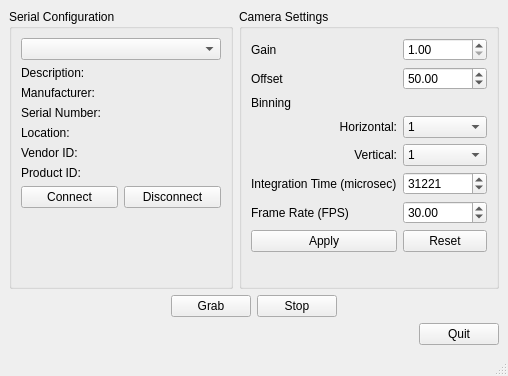
This is mainwindow.ui in woodykang/CCD-Control as Qt 5 draws it before an edit. The edited form follows.
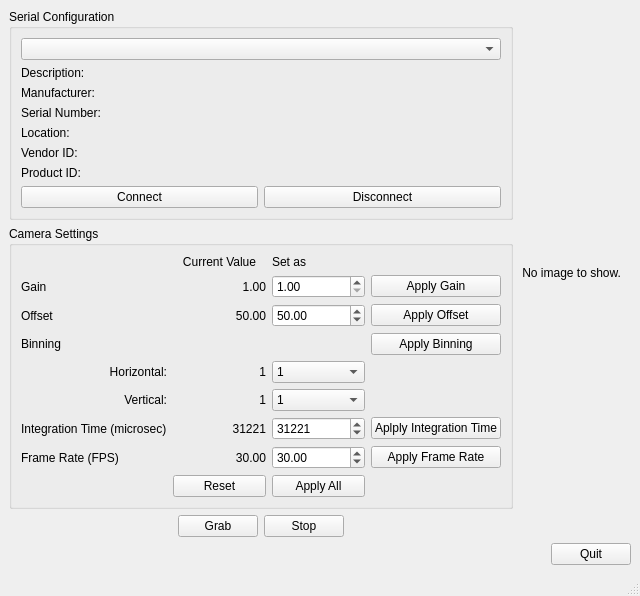
This is the edited form.

The edit to the form file:
```diff
--- a/mainwindow.ui
+++ b/mainwindow.ui
@@ -6,8 +6,8 @@
    <rect>
     <x>0</x>
     <y>0</y>
-    <width>508</width>
-    <height>376</height>
+    <width>640</width>
+    <height>595</height>
    </rect>
   </property>
   <property name="windowTitle">
@@ -15,7 +15,346 @@
   </property>
   <widget class="QWidget" name="centralwidget">
    <layout class="QGridLayout" name="gridLayout_2">
-    <item row="1" column="0" colspan="2">
+    <item row="3" column="0" colspan="3">
+     <layout class="QGridLayout" name="gridLayout_6">
+      <item row="0" column="1">
+       <widget class="QPushButton" name="btnQuit">
+        <property name="text">
+         <string>Quit</string>
+        </property>
+       </widget>
+      </item>
+      <item row="0" column="0">
+       <spacer name="horizontalSpacer_3">
+        <property name="orientation">
+         <enum>Qt::Horizontal</enum>
+        </property>
+        <property name="sizeHint" stdset="0">
+         <size>
+          <width>40</width>
+          <height>20</height>
+         </size>
+        </property>
+       </spacer>
+      </item>
+     </layout>
+    </item>
+    <item row="1" column="0">
+     <widget class="QGroupBox" name="groupBoxSettings">
+      <property name="title">
+       <string>Camera Settings</string>
+      </property>
+      <layout class="QGridLayout" name="gridLayout">
+       <item row="6" column="1">
+        <widget class="QLabel" name="currentVBin">
+         <property name="text">
+          <string>1</string>
+         </property>
+         <property name="alignment">
+          <set>Qt::AlignRight|Qt::AlignTrailing|Qt::AlignVCenter</set>
+         </property>
+        </widget>
+       </item>
+       <item row="6" column="0">
+        <widget class="QLabel" name="labelBinningV">
+         <property name="text">
+          <string>Vertical:</string>
+         </property>
+         <property name="alignment">
+          <set>Qt::AlignRight|Qt::AlignTrailing|Qt::AlignVCenter</set>
+         </property>
+        </widget>
+       </item>
+       <item row="8" column="1">
+        <widget class="QLabel" name="currentFrameRate">
+         <property name="text">
+          <string>30.00</string>
+         </property>
+         <property name="alignment">
+          <set>Qt::AlignRight|Qt::AlignTrailing|Qt::AlignVCenter</set>
+         </property>
+        </widget>
+       </item>
+       <item row="1" column="3">
+        <widget class="QPushButton" name="btnApplyGain">
+         <property name="text">
+          <string>Apply Gain</string>
+         </property>
+        </widget>
+       </item>
+       <item row="0" column="1">
+        <widget class="QLabel" name="currentValue">
+         <property name="text">
+          <string>Current Value</string>
+         </property>
+         <property name="alignment">
+          <set>Qt::AlignCenter</set>
+         </property>
+        </widget>
+       </item>
+       <item row="10" column="0">
+        <spacer name="verticalSpacer">
+         <property name="orientation">
+          <enum>Qt::Vertical</enum>
+         </property>
+         <property name="sizeHint" stdset="0">
+          <size>
+           <width>20</width>
+           <height>40</height>
+          </size>
+         </property>
+        </spacer>
+       </item>
+       <item row="8" column="3">
+        <widget class="QPushButton" name="btnApplyFrameRate">
+         <property name="text">
+          <string>Apply Frame Rate</string>
+         </property>
+        </widget>
+       </item>
+       <item row="6" column="2">
+        <widget class="QComboBox" name="inputVBin">
+         <item>
+          <property name="text">
+           <string>1</string>
+          </property>
+         </item>
+         <item>
+          <property name="text">
+           <string>2</string>
+          </property>
+         </item>
+         <item>
+          <property name="text">
+           <string>4</string>
+          </property>
+         </item>
+         <item>
+          <property name="text">
+           <string>8</string>
+          </property>
+         </item>
+        </widget>
+       </item>
+       <item row="9" column="2">
+        <widget class="QPushButton" name="btnApplyAll">
+         <property name="text">
+          <string>Apply All</string>
+         </property>
+        </widget>
+       </item>
+       <item row="1" column="1">
+        <widget class="QLabel" name="currentGain">
+         <property name="text">
+          <string>1.00</string>
+         </property>
+         <property name="alignment">
+          <set>Qt::AlignRight|Qt::AlignTrailing|Qt::AlignVCenter</set>
+         </property>
+        </widget>
+       </item>
+       <item row="5" column="1">
+        <widget class="QLabel" name="currentHBin">
+         <property name="text">
+          <string>1</string>
+         </property>
+         <property name="alignment">
+          <set>Qt::AlignRight|Qt::AlignTrailing|Qt::AlignVCenter</set>
+         </property>
+        </widget>
+       </item>
+       <item row="5" column="0">
+        <widget class="QLabel" name="labelBinningH">
+         <property name="layoutDirection">
+          <enum>Qt::LeftToRight</enum>
+         </property>
+         <property name="text">
+          <string>Horizontal:</string>
+         </property>
+         <property name="alignment">
+          <set>Qt::AlignRight|Qt::AlignTrailing|Qt::AlignVCenter</set>
+         </property>
+        </widget>
+       </item>
+       <item row="7" column="0">
+        <widget class="QLabel" name="labelIntegTime">
+         <property name="text">
+          <string>Integration Time (microsec)</string>
+         </property>
+        </widget>
+       </item>
+       <item row="0" column="2">
+        <widget class="QLabel" name="inputValue">
+         <property name="text">
+          <string>Set as</string>
+         </property>
+        </widget>
+       </item>
+       <item row="4" column="0">
+        <widget class="QLabel" name="labelBinning">
+         <property name="text">
+          <string>Binning</string>
+         </property>
+        </widget>
+       </item>
+       <item row="2" column="0">
+        <widget class="QLabel" name="labelOffset">
+         <property name="text">
+          <string>Offset</string>
+         </property>
+        </widget>
+       </item>
+       <item row="8" column="0">
+        <widget class="QLabel" name="labelFrameRate">
+         <property name="text">
+          <string>Frame Rate (FPS)</string>
+         </property>
+        </widget>
+       </item>
+       <item row="9" column="1">
+        <widget class="QPushButton" name="btnReset">
+         <property name="text">
+          <string>Reset</string>
+         </property>
+        </widget>
+       </item>
+       <item row="1" column="2">
+        <widget class="QDoubleSpinBox" name="inputGain">
+         <property name="minimum">
+          <double>1.000000000000000</double>
+         </property>
+         <property name="maximum">
+          <double>10.000000000000000</double>
+         </property>
+         <property name="singleStep">
+          <double>0.100000000000000</double>
+         </property>
+        </widget>
+       </item>
+       <item row="7" column="2">
+        <widget class="QSpinBox" name="inputIntegTime">
+         <property name="minimum">
+          <number>5</number>
+         </property>
+         <property name="maximum">
+          <number>1000000</number>
+         </property>
+         <property name="value">
+          <number>31221</number>
+         </property>
+         <property name="displayIntegerBase">
+          <number>10</number>
+         </property>
+        </widget>
+       </item>
+       <item row="8" column="2">
+        <widget class="QDoubleSpinBox" name="inputFrameRate">
+         <property name="minimum">
+          <double>1.000000000000000</double>
+         </property>
+         <property name="maximum">
+          <double>200000.000000000000000</double>
+         </property>
+         <property name="value">
+          <double>30.000000000000000</double>
+         </property>
+        </widget>
+       </item>
+       <item row="7" column="3">
+        <widget class="QPushButton" name="btnApplyIntegTime">
+         <property name="text">
+          <string>Aplply Integration Time</string>
+         </property>
+        </widget>
+       </item>
+       <item row="5" column="2">
+        <widget class="QComboBox" name="inputHBin">
+         <property name="mouseTracking">
+          <bool>true</bool>
+         </property>
+         <item>
+          <property name="text">
+           <string>1</string>
+          </property>
+         </item>
+         <item>
+          <property name="text">
+           <string>2</string>
+          </property>
+         </item>
+         <item>
+          <property name="text">
+           <string>4</string>
+          </property>
+         </item>
+         <item>
+          <property name="text">
+           <string>8</string>
+          </property>
+         </item>
+        </widget>
+       </item>
+       <item row="7" column="1">
+        <widget class="QLabel" name="currentIntegTime">
+         <property name="text">
+          <string>31221</string>
+         </property>
+         <property name="alignment">
+          <set>Qt::AlignRight|Qt::AlignTrailing|Qt::AlignVCenter</set>
+         </property>
+        </widget>
+       </item>
+       <item row="2" column="2">
+        <widget class="QDoubleSpinBox" name="inputOffset">
+         <property name="minimum">
+          <double>-4095.000000000000000</double>
+         </property>
+         <property name="maximum">
+          <double>4095.000000000000000</double>
+         </property>
+         <property name="singleStep">
+          <double>1.000000000000000</double>
+         </property>
+         <property name="value">
+          <double>50.000000000000000</double>
+         </property>
+        </widget>
+       </item>
+       <item row="2" column="1">
+        <widget class="QLabel" name="currentOffset">
+         <property name="text">
+          <string>50.00</string>
+         </property>
+         <property name="alignment">
+          <set>Qt::AlignRight|Qt::AlignTrailing|Qt::AlignVCenter</set>
+         </property>
+        </widget>
+       </item>
+       <item row="1" column="0">
+        <widget class="QLabel" name="labelGain">
+         <property name="text">
+          <string>Gain</string>
+         </property>
+        </widget>
+       </item>
+       <item row="2" column="3">
+        <widget class="QPushButton" name="btnApplyOffset">
+         <property name="text">
+          <string>Apply Offset</string>
+         </property>
+        </widget>
+       </item>
+       <item row="4" column="3">
+        <widget class="QPushButton" name="btnApplyBin">
+         <property name="text">
+          <string>Apply Binning</string>
+         </property>
+        </widget>
+       </item>
+      </layout>
+     </widget>
+    </item>
+    <item row="2" column="0">
      <layout class="QGridLayout" name="gridLayout_4">
       <item row="0" column="0">
        <spacer name="horizontalSpacer">
@@ -140,234 +479,14 @@
       </layout>
      </widget>
     </item>
-    <item row="0" column="1">
+    <item row="0" column="1" rowspan="3">
      <layout class="QGridLayout" name="gridLayout_5">
-      <item row="0" column="1" rowspan="2">
-       <widget class="QGroupBox" name="groupBox">
-        <property name="title">
-         <string>Camera Settings</string>
-        </property>
-        <layout class="QGridLayout" name="gridLayout">
-         <item row="4" column="1">
-          <widget class="QComboBox" name="boxHBin">
-           <property name="mouseTracking">
-            <bool>true</bool>
-           </property>
-           <item>
-            <property name="text">
-             <string>1</string>
-            </property>
-           </item>
-           <item>
-            <property name="text">
-             <string>2</string>
-            </property>
-           </item>
-           <item>
-            <property name="text">
-             <string>4</string>
-            </property>
-           </item>
-           <item>
-            <property name="text">
-             <string>8</string>
-            </property>
-           </item>
-          </widget>
-         </item>
-         <item row="7" column="0">
-          <widget class="QLabel" name="labelFrameRate">
-           <property name="text">
-            <string>Frame Rate (FPS)</string>
-           </property>
-          </widget>
-         </item>
-         <item row="4" column="0">
-          <widget class="QLabel" name="labelBinningH">
-           <property name="layoutDirection">
-            <enum>Qt::LeftToRight</enum>
-           </property>
-           <property name="text">
-            <string>Horizontal:</string>
-           </property>
-           <property name="alignment">
-            <set>Qt::AlignRight|Qt::AlignTrailing|Qt::AlignVCenter</set>
-           </property>
-          </widget>
-         </item>
-         <item row="5" column="0">
-          <widget class="QLabel" name="labelBinningV">
-           <property name="text">
-            <string>Vertical:</string>
-           </property>
-           <property name="alignment">
-            <set>Qt::AlignRight|Qt::AlignTrailing|Qt::AlignVCenter</set>
-           </property>
-          </widget>
-         </item>
-         <item row="8" column="0">
-          <widget class="QPushButton" name="btnApp">
-           <property name="text">
-            <string>Apply</string>
-           </property>
-          </widget>
-         </item>
-         <item row="8" column="1">
-          <widget class="QPushButton" name="btnReset">
-           <property name="text">
-            <string>Reset</string>
-           </property>
-          </widget>
-         </item>
-         <item row="6" column="0">
-          <widget class="QLabel" name="labelIntegTime">
-           <property name="text">
-            <string>Integration Time (microsec)</string>
-           </property>
-          </widget>
-         </item>
-         <item row="1" column="0">
-          <widget class="QLabel" name="labelOffset">
-           <property name="text">
-            <string>Offset</string>
-           </property>
-          </widget>
-         </item>
-         <item row="9" column="0">
-          <spacer name="verticalSpacer">
-           <property name="orientation">
-            <enum>Qt::Vertical</enum>
-           </property>
-           <property name="sizeHint" stdset="0">
-            <size>
-             <width>20</width>
-             <height>40</height>
-            </size>
-           </property>
-          </spacer>
-         </item>
-         <item row="3" column="0">
-          <widget class="QLabel" name="labelBinning">
-           <property name="text">
-            <string>Binning</string>
-           </property>
-          </widget>
-         </item>
-         <item row="6" column="1">
-          <widget class="QSpinBox" name="inputIntegTime">
-           <property name="minimum">
-            <number>5</number>
-           </property>
-           <property name="maximum">
-            <number>1000000</number>
-           </property>
-           <property name="value">
-            <number>31221</number>
-           </property>
-           <property name="displayIntegerBase">
-            <number>10</number>
-           </property>
-          </widget>
-         </item>
-         <item row="0" column="0">
-          <widget class="QLabel" name="labelGain">
-           <property name="text">
-            <string>Gain</string>
-           </property>
-          </widget>
-         </item>
-         <item row="5" column="1">
-          <widget class="QComboBox" name="boxVBin">
-           <item>
-            <property name="text">
-             <string>1</string>
-            </property>
-           </item>
-           <item>
-            <property name="text">
-             <string>2</string>
-            </property>
-           </item>
-           <item>
-            <property name="text">
-             <string>4</string>
-            </property>
-           </item>
-           <item>
-            <property name="text">
-             <string>8</string>
-            </property>
-           </item>
-          </widget>
-         </item>
-         <item row="0" column="1">
-          <widget class="QDoubleSpinBox" name="inputGain">
-           <property name="minimum">
-            <double>1.000000000000000</double>
-           </property>
-           <property name="maximum">
-            <double>10.000000000000000</double>
-           </property>
-           <property name="singleStep">
-            <double>0.100000000000000</double>
-           </property>
-          </widget>
-         </item>
-         <item row="1" column="1">
-          <widget class="QDoubleSpinBox" name="inputOffset">
-           <property name="minimum">
-            <double>-4095.000000000000000</double>
-           </property>
-           <property name="maximum">
-            <double>4095.000000000000000</double>
-           </property>
-           <property name="singleStep">
-            <double>1.000000000000000</double>
-           </property>
-           <property name="value">
-            <double>50.000000000000000</double>
-           </property>
-          </widget>
-         </item>
-         <item row="7" column="1">
-          <widget class="QDoubleSpinBox" name="inputFrameRate">
-           <property name="minimum">
-            <double>1.000000000000000</double>
-           </property>
-           <property name="maximum">
-            <double>200000.000000000000000</double>
-           </property>
-           <property name="value">
-            <double>30.000000000000000</double>
-           </property>
-          </widget>
-         </item>
-        </layout>
-       </widget>
-      </item>
-     </layout>
-    </item>
-    <item row="2" column="0" colspan="2">
-     <layout class="QGridLayout" name="gridLayout_6">
-      <item row="0" column="1">
-       <widget class="QPushButton" name="btnQuit">
-        <property name="text">
-         <string>Quit</string>
-        </property>
-       </widget>
-      </item>
       <item row="0" column="0">
-       <spacer name="horizontalSpacer_3">
-        <property name="orientation">
-         <enum>Qt::Horizontal</enum>
+       <widget class="QLabel" name="imageLabel">
+        <property name="text">
+         <string> No image to show. </string>
         </property>
-        <property name="sizeHint" stdset="0">
-         <size>
-          <width>40</width>
-          <height>20</height>
-         </size>
-        </property>
-       </spacer>
+       </widget>
       </item>
      </layout>
     </item>
```
Left out of the diff: 6 changed lines with no effect on the pictures.
